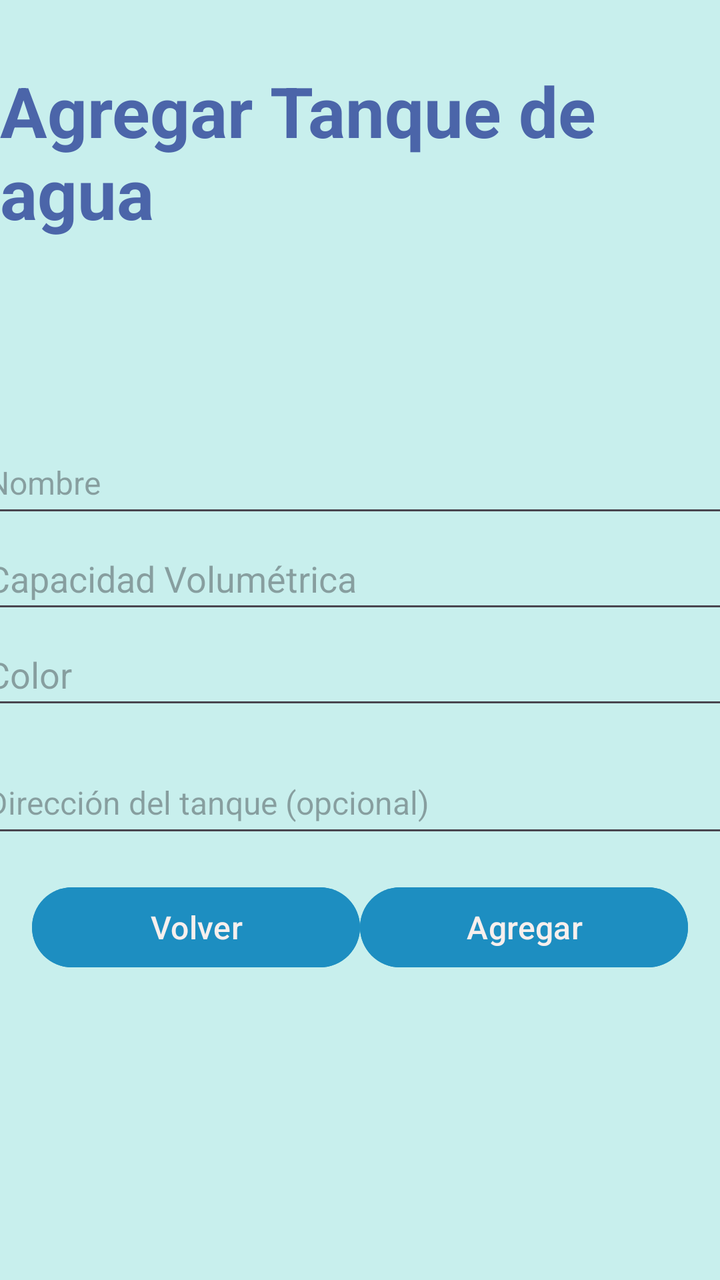
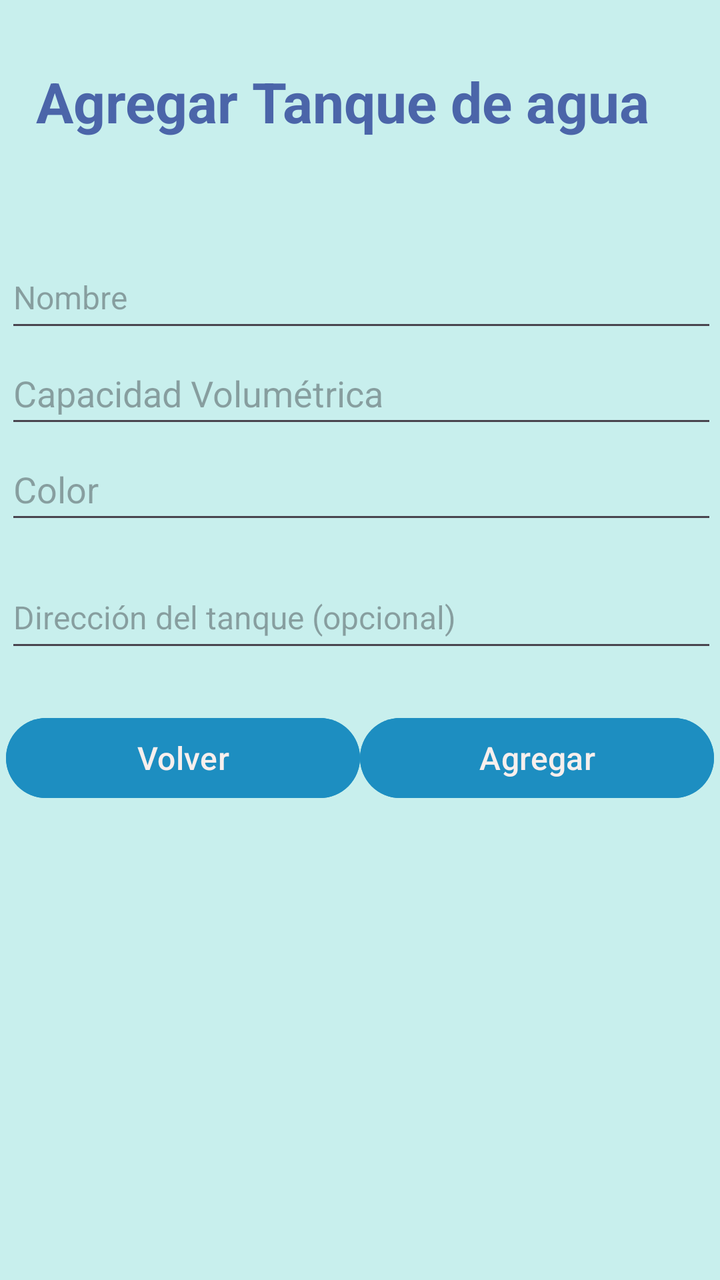

Screens rendered from an Android XML layout before and after an edit, with the pre-edit source and the edit as a unified diff.
<!-- AndroidManifest.xml: application theme Theme.AppIOT12 -->
<!-- res/layout/activity_agregar.xml -->
<?xml version="1.0" encoding="utf-8"?>
<androidx.constraintlayout.widget.ConstraintLayout xmlns:android="http://schemas.android.com/apk/res/android"
    xmlns:app="http://schemas.android.com/apk/res-auto"
    xmlns:tools="http://schemas.android.com/tools"
    android:id="@+id/main"
    android:layout_width="match_parent"
    android:layout_height="match_parent"
    android:background="@color/color_background"
    tools:context=".Agregar">

    <TextView
        android:id="@+id/tvTituloAdd"
        android:layout_width="wrap_content"
        android:layout_height="wrap_content"
        android:layout_marginTop="32dp"
        android:text="Agregar Tanque de agua"
        android:textColor="@color/color_text_primary"
        android:textSize="35sp"
        android:textStyle="bold"
        app:layout_constraintBottom_toTopOf="@+id/linearLayout"
        app:layout_constraintEnd_toEndOf="parent"
        app:layout_constraintStart_toStartOf="parent"
        app:layout_constraintTop_toTopOf="parent"
        tools:ignore="MissingConstraints" />

    <LinearLayout
        android:id="@+id/linearLayout"
        android:layout_width="382dp"
        android:layout_height="wrap_content"
        android:layout_marginStart="16dp"
        android:layout_marginTop="80dp"
        android:layout_marginEnd="16dp"
        android:orientation="vertical"
        app:layout_constraintEnd_toEndOf="parent"
        app:layout_constraintStart_toStartOf="parent"
        app:layout_constraintTop_toBottomOf="@+id/tvTituloAdd">

        <EditText
            android:id="@+id/txtNombre"
            android:layout_width="match_parent"
            android:layout_height="wrap_content"
            android:layout_marginTop="16dp"
            android:ems="10"
            android:hint="Nombre"
            android:inputType="text"
            android:minHeight="48dp"
            android:textColor="@color/color_secondary"
            android:textSize="16sp" />

        <EditText
            android:id="@+id/txtCapasidad"
            android:layout_width="match_parent"
            android:layout_height="wrap_content"
            android:ems="10"
            android:hint="Capacidad Volumétrica"
            android:textColor="@color/color_secondary"
            android:inputType="text"
            android:minHeight="48dp" />

        <EditText
            android:id="@+id/txtColor"
            android:layout_width="match_parent"
            android:layout_height="wrap_content"
            android:ems="10"
            android:hint="Color"
            android:textColor="@color/color_secondary"
            android:inputType="text"
            android:minHeight="48dp" />

        
        <EditText
            android:id="@+id/txtDireccion"
            android:layout_width="match_parent"
            android:layout_height="wrap_content"
            android:layout_marginTop="16dp"
            android:ems="10"
            android:hint="Dirección del tanque (opcional)"
            android:inputType="textPostalAddress"
            android:minHeight="48dp"
            android:textColor="@color/color_secondary"
            android:textSize="16sp" />

    </LinearLayout>

    <LinearLayout
        android:layout_width="match_parent"
        android:layout_height="wrap_content"
        android:layout_marginTop="16dp"
        android:layout_marginStart="16dp"
        android:layout_marginEnd="16dp"
        android:orientation="horizontal"
        app:layout_constraintEnd_toEndOf="parent"
        app:layout_constraintStart_toStartOf="parent"
        app:layout_constraintTop_toBottomOf="@+id/linearLayout">

        <Button
            android:id="@+id/btnVolver"
            android:layout_width="0dp"
            android:layout_height="wrap_content"
            android:layout_weight="1"
            android:backgroundTint="@color/color_primary"
            android:onClick="cancelar"
            android:text="Volver"
            android:textColor="@color/color_surface"
            android:textSize="16sp" />

        <Button
            android:id="@+id/btnAgregar"
            android:layout_width="0dp"
            android:layout_height="wrap_content"
            android:layout_weight="1"
            android:backgroundTint="@color/color_primary"
            android:onClick="enviarDatosUsuario"
            android:text="Agregar"
            android:textColor="@color/color_surface"
            android:textSize="16sp" />
    </LinearLayout>

</androidx.constraintlayout.widget.ConstraintLayout>
<!-- resources referenced by this layout -->
<resources>
  <color name="color_background">#C8EFED</color>
  <color name="color_primary">#1D8EC1</color>
  <color name="color_secondary">#5FCAE0</color>
  <color name="color_surface">#F8EFED</color>
  <color name="color_text_primary">#4B65A9</color>
  <style name="Theme.AppIOT12" parent="Base.Theme.AppIOT12" />
  <style name="Base.Theme.AppIOT12" parent="Theme.Material3.DayNight.NoActionBar">
          
          
      </style>
</resources>

<!-- the commit's change to res/layout/activity_agregar.xml (unified diff, before → after) -->
@@ -10,12 +10,12 @@
 
     <TextView
         android:id="@+id/tvTituloAdd"
-        android:layout_width="wrap_content"
-        android:layout_height="wrap_content"
+        android:layout_width="324dp"
+        android:layout_height="43dp"
         android:layout_marginTop="32dp"
         android:text="Agregar Tanque de agua"
         android:textColor="@color/color_text_primary"
-        android:textSize="35sp"
+        android:textSize="28sp"
         android:textStyle="bold"
         app:layout_constraintBottom_toTopOf="@+id/linearLayout"
         app:layout_constraintEnd_toEndOf="parent"
@@ -25,13 +25,14 @@
 
     <LinearLayout
         android:id="@+id/linearLayout"
-        android:layout_width="382dp"
-        android:layout_height="wrap_content"
+        android:layout_width="356dp"
+        android:layout_height="232dp"
         android:layout_marginStart="16dp"
-        android:layout_marginTop="80dp"
+        android:layout_marginTop="32dp"
         android:layout_marginEnd="16dp"
         android:orientation="vertical"
         app:layout_constraintEnd_toEndOf="parent"
+        app:layout_constraintHorizontal_bias="0.478"
         app:layout_constraintStart_toStartOf="parent"
         app:layout_constraintTop_toBottomOf="@+id/tvTituloAdd">
 
@@ -53,21 +54,21 @@
             android:layout_height="wrap_content"
             android:ems="10"
             android:hint="Capacidad Volumétrica"
-            android:textColor="@color/color_secondary"
             android:inputType="text"
-            android:minHeight="48dp" />
+            android:minHeight="48dp"
+            android:textColor="@color/color_secondary" />
 
+        
         <EditText
             android:id="@+id/txtColor"
             android:layout_width="match_parent"
             android:layout_height="wrap_content"
             android:ems="10"
             android:hint="Color"
-            android:textColor="@color/color_secondary"
             android:inputType="text"
-            android:minHeight="48dp" />
+            android:minHeight="48dp"
+            android:textColor="@color/color_secondary" />
 
-        
         <EditText
             android:id="@+id/txtDireccion"
             android:layout_width="match_parent"
@@ -83,10 +84,10 @@
     </LinearLayout>
 
     <LinearLayout
-        android:layout_width="match_parent"
-        android:layout_height="wrap_content"
+        android:layout_width="354dp"
+        android:layout_height="49dp"
+        android:layout_marginStart="16dp"
         android:layout_marginTop="16dp"
-        android:layout_marginStart="16dp"
         android:layout_marginEnd="16dp"
         android:orientation="horizontal"
         app:layout_constraintEnd_toEndOf="parent"
